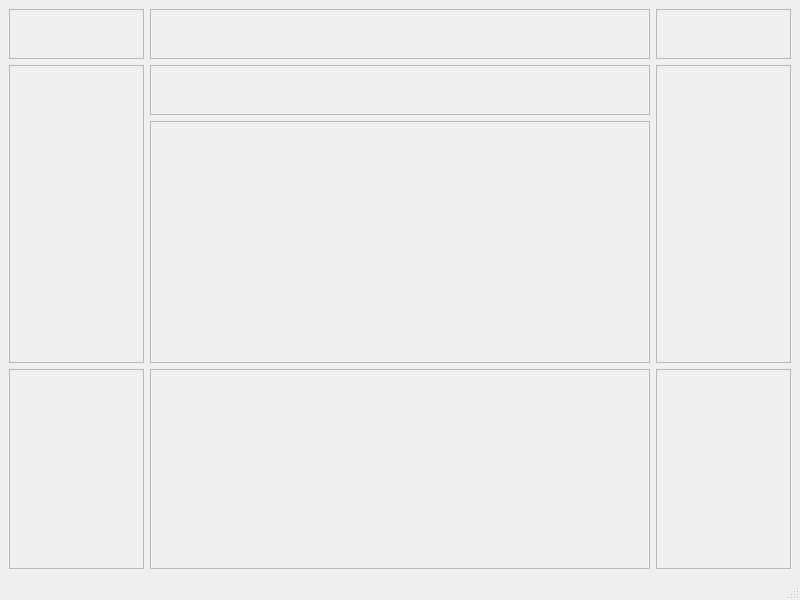
Before: the Qt Designer form mainwindow.ui in University-of-Utah-CS3505/a9-edu-app-DDDragonz, drawn with Qt 5.
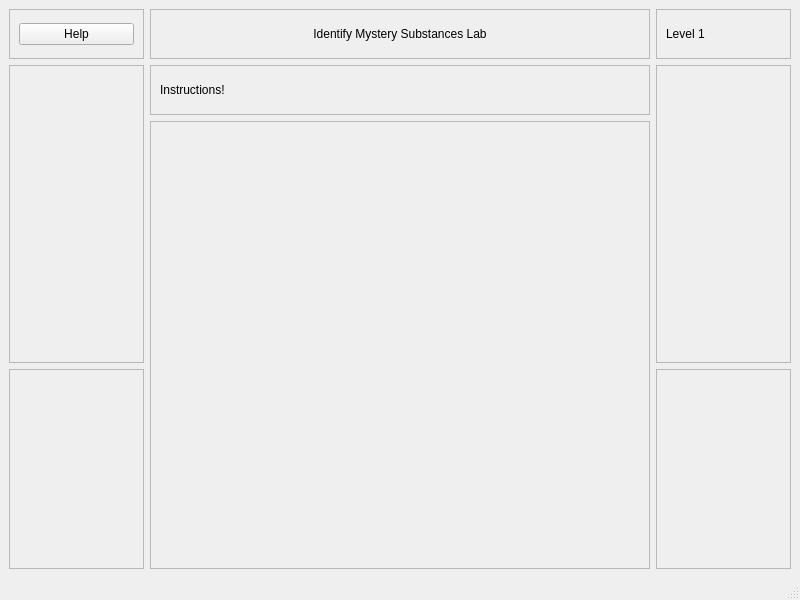
After: the same form once the commit is applied.

Diff of the .ui file:
```diff
--- a/mainwindow.ui
+++ b/mainwindow.ui
@@ -46,7 +46,14 @@
       </property>
       <layout class="QVBoxLayout" name="verticalLayout_2">
        <item>
-        <widget class="QWidget" name="gameNameWidget" native="true"/>
+        <widget class="QLabel" name="gameNameLabel">
+         <property name="text">
+          <string>Identify Mystery Substances Lab</string>
+         </property>
+         <property name="alignment">
+          <set>Qt::AlignCenter</set>
+         </property>
+        </widget>
        </item>
       </layout>
      </widget>
@@ -73,28 +80,11 @@
       </property>
       <layout class="QVBoxLayout" name="verticalLayout_3">
        <item>
-        <widget class="QWidget" name="levelWidget" native="true"/>
-       </item>
-      </layout>
-     </widget>
-    </item>
-    <item row="2" column="1">
-     <widget class="QFrame" name="mixingFrame">
-      <property name="minimumSize">
-       <size>
-        <width>500</width>
-        <height>0</height>
-       </size>
-      </property>
-      <property name="frameShape">
-       <enum>QFrame::StyledPanel</enum>
-      </property>
-      <property name="frameShadow">
-       <enum>QFrame::Raised</enum>
-      </property>
-      <layout class="QVBoxLayout" name="verticalLayout_5">
-       <item>
-        <widget class="QWidget" name="mixingWidget" native="true"/>
+        <widget class="QLabel" name="levelLabel">
+         <property name="text">
+          <string>Level 1</string>
+         </property>
+        </widget>
        </item>
       </layout>
      </widget>
@@ -121,7 +111,11 @@
       </property>
       <layout class="QVBoxLayout" name="verticalLayout">
        <item>
-        <widget class="QWidget" name="helpWidget" native="true"/>
+        <widget class="QPushButton" name="pushButton">
+         <property name="text">
+          <string>Help</string>
+         </property>
+        </widget>
        </item>
       </layout>
      </widget>
@@ -157,28 +151,11 @@
       </property>
       <layout class="QVBoxLayout" name="verticalLayout_10">
        <item>
-        <widget class="QWidget" name="instructionWidget" native="true"/>
-       </item>
-      </layout>
-     </widget>
-    </item>
-    <item row="3" column="1">
-     <widget class="QFrame" name="mysterySolutionsFrame">
-      <property name="maximumSize">
-       <size>
-        <width>16777215</width>
-        <height>200</height>
-       </size>
-      </property>
-      <property name="frameShape">
-       <enum>QFrame::StyledPanel</enum>
-      </property>
-      <property name="frameShadow">
-       <enum>QFrame::Raised</enum>
-      </property>
-      <layout class="QVBoxLayout" name="verticalLayout_8">
-       <item>
-        <widget class="QWidget" name="mysterySolutionsWidget" native="true"/>
+        <widget class="QLabel" name="instructionsLabel">
+         <property name="text">
+          <string>Instructions!</string>
+         </property>
+        </widget>
        </item>
       </layout>
      </widget>
@@ -225,6 +202,27 @@
       </layout>
      </widget>
     </item>
+    <item row="2" column="1" rowspan="2">
+     <widget class="QFrame" name="mixingFrame">
+      <property name="minimumSize">
+       <size>
+        <width>500</width>
+        <height>0</height>
+       </size>
+      </property>
+      <property name="frameShape">
+       <enum>QFrame::StyledPanel</enum>
+      </property>
+      <property name="frameShadow">
+       <enum>QFrame::Raised</enum>
+      </property>
+      <layout class="QVBoxLayout" name="verticalLayout_5">
+       <item>
+        <widget class="QWidget" name="mixingWidget" native="true"/>
+       </item>
+      </layout>
+     </widget>
+    </item>
    </layout>
   </widget>
   <widget class="QMenuBar" name="menubar">
```
